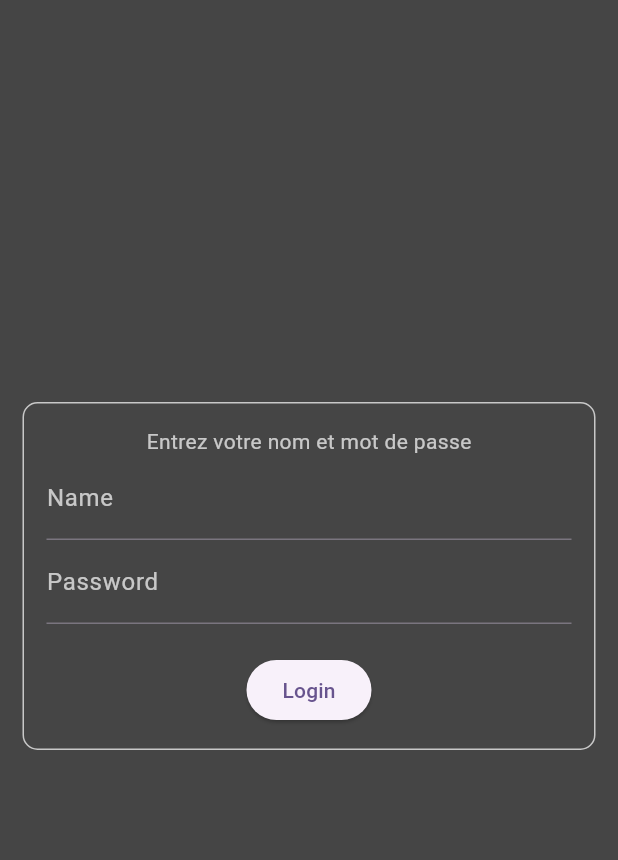
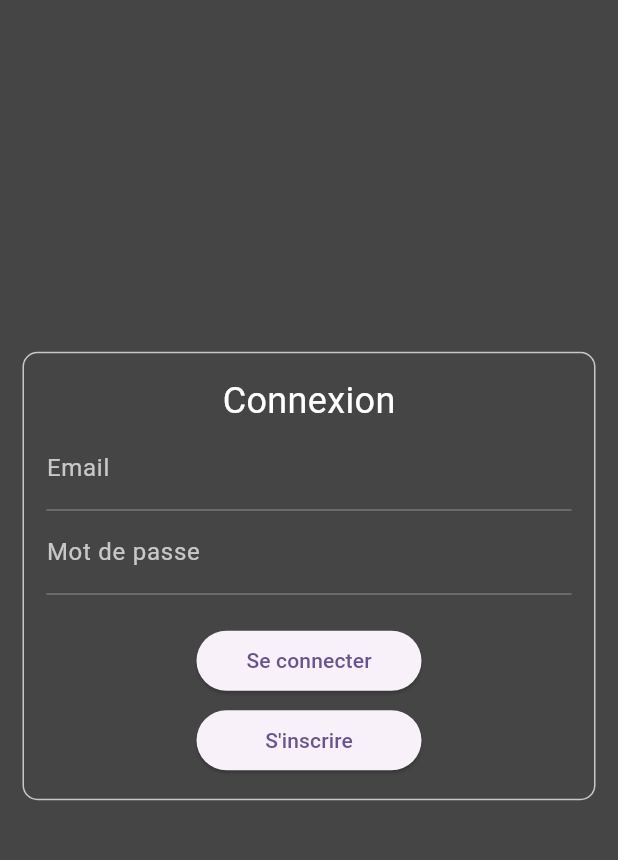
Before and after one commit to Nicksow/cinerate, a Flutter app: the screen it shows after launch, on a phone screen of 412 x 824 dp, the part 84-944 px from its top. Run offline on Flutter 3.47's test engine with Material 3 defaults, Android fonts, the light colour scheme and no system bars; our stand-ins replace cloud_firestore, firebase_auth, firebase_core, flutter_bloc, flutter_rating; accounts and stored records are empty; statements that could not run were skipped.

Commit message:
fixed text language, text size and adding register

```diff
--- a/lib/blocs/content/content_event.dart
+++ b/lib/blocs/content/content_event.dart
@@ -22,3 +22,10 @@ class ContentSetState extends ContentEvent {
 
   ContentSetState(this.contentList);
 }
+
+class UpdateSeenDate extends ContentEvent {
+  final String? id;
+  final DateTime seenDate;
+
+  UpdateSeenDate(this.id,this.seenDate);
+}
--- a/lib/blocs/detail/detail_bloc.dart
+++ b/lib/blocs/detail/detail_bloc.dart
@@ -19,6 +19,7 @@ class DetailBloc extends Bloc<DetailEvent,DetailState>{
           final content = Content(
             id: snapshot.id,
             movieId: data!['movieId'],
+            seenDate: data['seenDate'].toDate(),
             title: data['title'],
             opinion: data['opinion'],
             rate: data['rate'],
--- a/lib/blocs/login/login_event.dart
+++ b/lib/blocs/login/login_event.dart
@@ -8,3 +8,10 @@ class LogInEvent extends LoginEvent {
 }
 
 class LogOutEvent extends LoginEvent {}
+
+class RegisterEvent extends LoginEvent {
+  final String name;
+  final String password;
+
+  RegisterEvent({required this.name, required this.password});
+}
--- a/lib/blocs/login/login_state.dart
+++ b/lib/blocs/login/login_state.dart
@@ -22,3 +22,7 @@ class LoggedIn extends LoginState {
 class LoggedOut extends LoginState {
   const LoggedOut();
 }
+
+class Registering extends LoginState {
+  const Registering();
+}
--- a/lib/main.dart
+++ b/lib/main.dart
@@ -45,7 +45,7 @@ class MyApp extends StatelessWidget {
         ),
       ],
       child: MaterialApp(
-        title: 'Flutter Demo',
+        title: 'CinéRate',
         theme: ThemeData(
           colorScheme: ColorScheme.fromSeed(seedColor: Colors.deepPurple),
           useMaterial3: true,
--- a/lib/models/content.dart
+++ b/lib/models/content.dart
@@ -7,7 +7,8 @@ class Content {
   final bool isSeen;
   final String username;
   final DateTime date;
+  final DateTime seenDate;
   final String? imageUrl;
   final int? movieId;
-  Content({this.id,this.imageUrl,this.movieId,required this.title, required this.opinion, required this.rate, required this.type, required this.date, required this.username, required this.isSeen});
+  Content({this.id,this.imageUrl,this.movieId,required this.seenDate,required this.title, required this.opinion, required this.rate, required this.type, required this.date, required this.username, required this.isSeen});
 }
--- a/lib/pages/add_page.dart
+++ b/lib/pages/add_page.dart
@@ -21,9 +21,8 @@ class AddPage extends StatelessWidget {
         iconTheme: const IconThemeData(color: Color(0xffF2EFEA)),
         toolbarHeight: 75,
         backgroundColor: const Color(0xff38302E),
-        title: const Center(
-          child: Text('AJOUT FILMS / SERIES', style: TextStyle(fontSize: 26, color: Color(0xffF2EFEA))),
-        ),
+        centerTitle: true,
+        title: Text('AJOUT FILMS / SERIES', style: TextStyle(fontSize: 26, color: Color(0xffF2EFEA))),
       ),
       body: const SingleChildScrollView(child: DataPage()),
     );
@@ -227,6 +226,7 @@ class _DataPageState extends State<DataPage> {
               rate: rating,
               type: currentOption,
               date: DateTime.now(),
+              seenDate: DateTime.now(),
               username: (loginBloc.state as LoggedIn).user.name,
               isSeen: false,
             )));
--- a/lib/widgets/content_tile_widget.dart
+++ b/lib/widgets/content_tile_widget.dart
@@ -26,7 +26,11 @@ class _ContentTileState extends State<ContentTile> {
       opacity = opacity == 1.0 ? 0.5 : 1.0;
     });
     Future.delayed(const Duration(milliseconds: 300), () {
-      context.read<ContentBloc>().add(ToggleSeenStatus(widget.data.id, widget.data.isSeen));
+      var contentBloc = context.read<ContentBloc>();
+      contentBloc.add(ToggleSeenStatus(widget.data.id, widget.data.isSeen));
+      if (widget.data.isSeen) {
+        contentBloc.add(UpdateSeenDate(widget.data.id, DateTime.now()));
+      }
     });
   }
 
--- a/lib/widgets/login_widget.dart
+++ b/lib/widgets/login_widget.dart
@@ -17,7 +17,7 @@ class LoginWidget extends StatelessWidget {
               if (state is LoggedIn) {
                 Navigator.pushNamed(context, '/home');
                 SnackBar snackBar = SnackBar(
-                  content: Text('Welcome back  ${state.user.name} !'),
+                  content: Text('Content de vous revoir ${state.user.name} !'),
                   duration: const Duration(seconds: 2),
                 );
                 ScaffoldMessenger.of(context).showSnackBar(snackBar);
@@ -78,29 +78,42 @@ class LoginForm extends StatelessWidget {
         margin: const EdgeInsets.all(15),
         child: Column(
           children: <Widget>[
-            const Text('Entrez votre nom et mot de passe',
-                style: TextStyle(color: Colors.white70)),
+            const Text('Connexion',
+                style: TextStyle(color: Colors.white, fontSize: 24)),
             TextField(
-              decoration: const InputDecoration(labelText: 'Name',
+              decoration: const InputDecoration(labelText: 'Email',
                   labelStyle: TextStyle(color: Colors.white70)),
               controller: nameController,
-              onSubmitted: (value) => _tryLogin(loginBloc),
+              onSubmitted: (value) => tryLogin(loginBloc),
               style: const TextStyle(color: Colors.white70),
             ),
             TextField(
-              decoration: const InputDecoration(labelText: 'Password',
+              decoration: const InputDecoration(labelText: 'Mot de passe',
                   labelStyle: TextStyle(color: Colors.white70)),
               controller: passwordController,
               obscureText: true,
-              onSubmitted: (value) => _tryLogin(loginBloc),
+              onSubmitted: (value) => tryLogin(loginBloc),
               style: const TextStyle(color: Colors.white70),
             ),
             const SizedBox(height: 20),
             ElevatedButton(
+              style: ElevatedButton.styleFrom(
+                fixedSize: const Size(150, 25),
+              ),
               onPressed: () {
-                _tryLogin(loginBloc);
+                tryLogin(loginBloc);
               },
-              child: const Text('Login'),
+              child: const Text('Se connecter'),
+            ),
+            const SizedBox(height: 5),
+            ElevatedButton(
+              style: ElevatedButton.styleFrom(
+                fixedSize: const Size(150, 25),
+              ),
+              onPressed: () {
+                tryRegister(loginBloc);
+              },
+              child: const Text('S\'inscrire'),
             ),
           ],
         ),
@@ -108,8 +121,13 @@ class LoginForm extends StatelessWidget {
     );
   }
 
-  void _tryLogin(loginBloc) {
+  void tryLogin(loginBloc) {
     loginBloc.add(LogInEvent(
         name: nameController.text, password: passwordController.text));
   }
+
+  void tryRegister(loginBloc) {
+    loginBloc.add(RegisterEvent(
+        name: nameController.text, password: passwordController.text));
+  }
 }
```
Also changed, not shown: lib/blocs/content/content_bloc.dart (+17 -0 lines), lib/blocs/login/login_bloc.dart (+29 -2 lines), lib/pages/detail_page.dart (+17 -7 lines).
